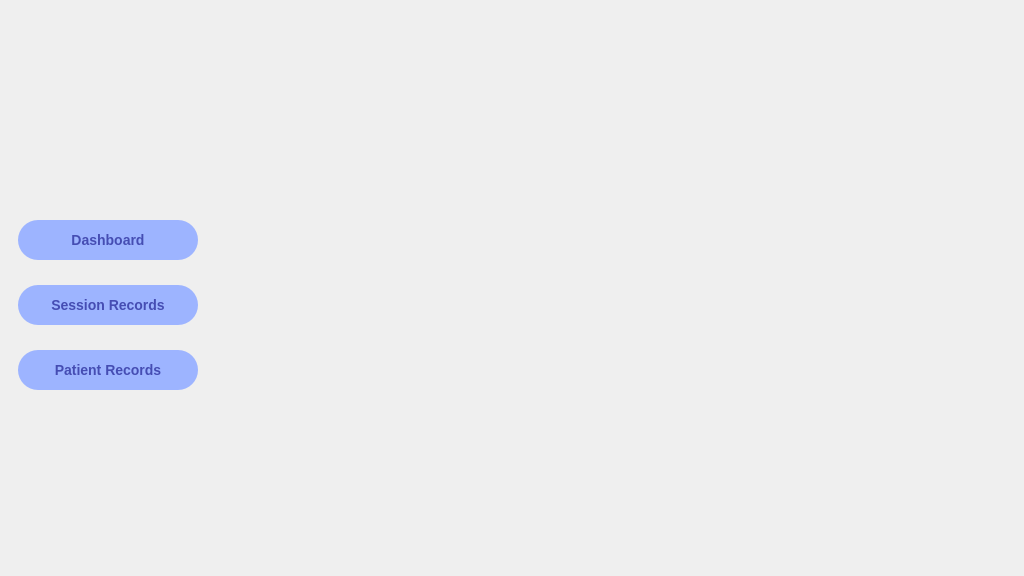
The window that Front/recordsPatients.ui (ahmads1990/GradProjectApp) describes before a commit, drawn with Qt 5.
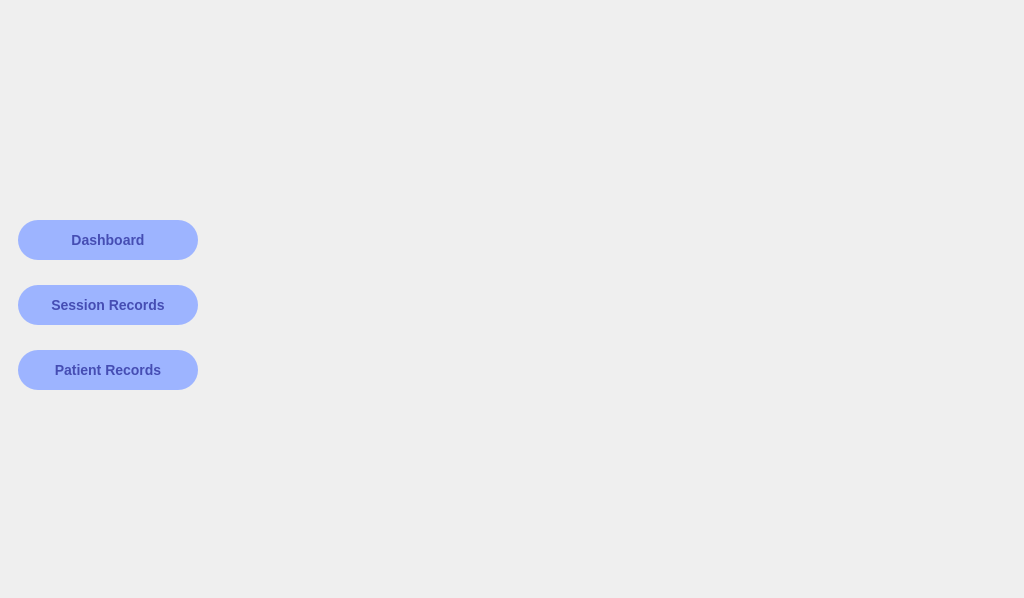
The same window after the commit. Icons and pictures are not drawn.

What changed in the file:
```diff
--- a/Front/recordsPatients.ui
+++ b/Front/recordsPatients.ui
@@ -7,9 +7,15 @@
     <x>0</x>
     <y>0</y>
     <width>1024</width>
-    <height>576</height>
+    <height>598</height>
    </rect>
   </property>
+  <property name="minimumSize">
+   <size>
+    <width>1024</width>
+    <height>598</height>
+   </size>
+  </property>
   <property name="windowTitle">
    <string>DockWidget</string>
   </property>
```
